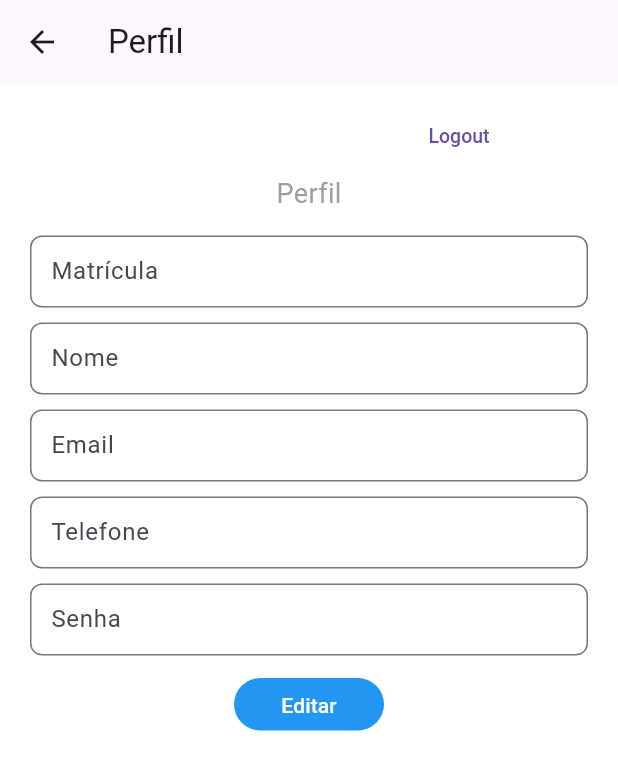
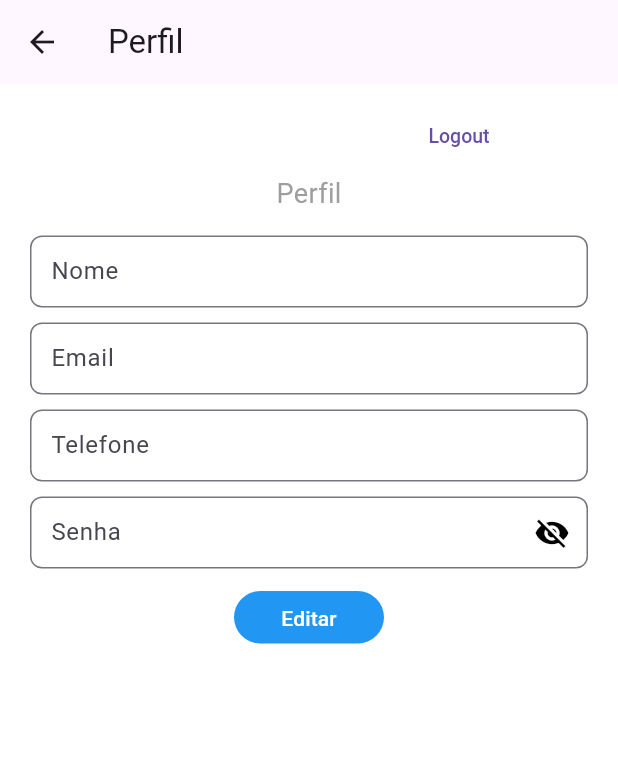
Before and after one commit to tognivini/lc-mobile-flutter, a Flutter app: the ProfileScreen screen opened directly, on a phone screen of 412 x 824 dp. Shown: the top 770 px of the screen. Run offline on Flutter 3.47's test engine with Material 3 defaults, Android fonts, the light colour scheme and no system bars; our stand-ins replace flutter_hooks; missing offline and left inert: testeapp.

Commit message:
update, new visible function password input

```diff
--- a/lib/src/pages/CommonPages/ProfileScreen.dart
+++ b/lib/src/pages/CommonPages/ProfileScreen.dart
@@ -11,6 +11,11 @@ class ProfileScreen extends StatefulWidget {
 
   @override
   State<ProfileScreen> createState() => _ProfileState();
+
+  @override
+  void initState() {
+    var _passwordVisible = false;
+  }
 }
 
 class _ProfileState extends State<ProfileScreen> {
@@ -19,6 +24,8 @@ class _ProfileState extends State<ProfileScreen> {
   TextEditingController emailController = TextEditingController();
   TextEditingController phoneController = TextEditingController();
   TextEditingController passController = TextEditingController();
+
+  var _passwordVisible = false;
 
   onLoadUser(decodedUser) async {
     print(decodedUser);
@@ -46,18 +53,13 @@ class _ProfileState extends State<ProfileScreen> {
 
     onLoadUser(decodedUser);
 
-    //   @override
-    // void initState() {
-    //   var _passwordVisible = false;
-    // }
-
     //   // {id: 75b7fab7-4f2e-4ff3-ab67-1f48b9940f50, status: 1, createdAt: 2024-04-19T00:30:22.401Z,
     //   // updatedAt: 2024-04-19T00:30:22.401Z, email: email, phoneNumber: (99) 99999-99999, name: user123, password: 12345,
 
     //   // userPermission: {id: f1b7f939-7587-40eb-ba8c-a49db0d69963, status: 1, createdAt: 2024-04-19T00:30:22.449Z,
     //   // updatedAt: 2024-04-19T00:30:22.449Z, userType: CLIENTE}}
 
-    bool _passwordVisible = false;
+    // bool _passwordVisible = false;
     return Scaffold(
         backgroundColor: Colors.white,
         appBar: AppBar(
@@ -91,26 +93,26 @@ class _ProfileState extends State<ProfileScreen> {
                 child: Text('Perfil',
                     style: TextStyle(color: Colors.grey, fontSize: 18)),
               ),
-              Padding(
-                padding: const EdgeInsets.only(
-                    top: 5, right: 20, bottom: 5, left: 20),
-                child: TextFormField(
-                  readOnly: true,
-                  keyboardType: TextInputType.name,
-                  controller: matriculaController,
-                  style: const TextStyle(
-                      fontWeight: FontWeight.normal, color: Colors.grey),
-                  decoration: InputDecoration(
-                    labelText: 'Matrícula',
-                    hintText: 'Matrícula',
-                    contentPadding:
-                        const EdgeInsets.only(top: 5, bottom: 5, left: 10),
-                    border: OutlineInputBorder(
-                        borderSide: const BorderSide(color: Colors.grey),
-                        borderRadius: BorderRadius.circular(8.0)),
-                  ),
-                ),
-              ),
+              // Padding(
+              //   padding: const EdgeInsets.only(
+              //       top: 5, right: 20, bottom: 5, left: 20),
+              //   child: TextFormField(
+              //     readOnly: true,
+              //     keyboardType: TextInputType.name,
+              //     controller: matriculaController,
+              //     style: const TextStyle(
+              //         fontWeight: FontWeight.normal, color: Colors.grey),
+              //     decoration: InputDecoration(
+              //       labelText: 'Matrícula',
+              //       hintText: 'Matrícula',
+              //       contentPadding:
+              //           const EdgeInsets.only(top: 5, bottom: 5, left: 10),
+              //       border: OutlineInputBorder(
+              //           borderSide: const BorderSide(color: Colors.grey),
+              //           borderRadius: BorderRadius.circular(8.0)),
+              //     ),
+              //   ),
+              // ),
               Padding(
                 padding: const EdgeInsets.only(
                     top: 5, right: 20, bottom: 5, left: 20),
@@ -171,39 +173,12 @@ class _ProfileState extends State<ProfileScreen> {
                   ),
                 ),
               ),
-              // Padding(
-              //     padding: const EdgeInsets.only(top: 0),
-              //     child: TextFormField(
-              //       keyboardType: TextInputType.text,
-              //       controller: passController,
-              //       obscureText:
-              //           !_passwordVisible, //This will obscure text dynamically
-              //       decoration: InputDecoration(
-              //         labelText: 'Password',
-              //         hintText: 'Enter your password',
-              //         // Here is key idea
-              //         suffixIcon: IconButton(
-              //           icon: Icon(
-              //             // Based on passwordVisible state choose the icon
-              //             _passwordVisible
-              //                 ? Icons.visibility
-              //                 : Icons.visibility_off,
-              //             color: Theme.of(context).primaryColorDark,
-              //           ),
-              //           onPressed: () {
-              //             // Update the state i.e. toogle the state of passwordVisible variable
-              //             setState(() {
-              //               _passwordVisible = !_passwordVisible;
-              //             });
-              //           },
-              //         ),
-              //       ),
-              //     )),
               Padding(
                 padding: const EdgeInsets.only(
                     top: 5, right: 20, bottom: 5, left: 20),
                 child: TextFormField(
                   keyboardType: TextInputType.visiblePassword,
+                  obscureText: !_passwordVisible, //This will obscu
                   controller: passController,
                   readOnly: true,
                   style: const TextStyle(
@@ -211,6 +186,21 @@ class _ProfileState extends State<ProfileScreen> {
                   decoration: InputDecoration(
                     labelText: 'Senha',
                     hintText: 'Digite uma senha válida por favor',
+                    suffixIcon: IconButton(
+                      icon: Icon(
+                        // Based on passwordVisible state choose the icon
+                        _passwordVisible
+                            ? Icons.visibility
+                            : Icons.visibility_off,
+                        color: Colors.black,
+                      ),
+                      onPressed: () {
+                        // Update the state i.e. toogle the state of passwordVisible variable
+                        setState(() {
+                          _passwordVisible = !_passwordVisible;
+                        });
+                      },
+                    ),
                     contentPadding:
                         const EdgeInsets.only(top: 5, bottom: 5, left: 10),
                     border: OutlineInputBorder(
@@ -232,13 +222,6 @@ class _ProfileState extends State<ProfileScreen> {
                             MaterialStateProperty.all<Color>(Colors.white),
                       ),
                       onPressed: () async {
-                        // print('userLogged');
-                        // print(userLogged);
-                        // var decodedUser = json.decode(userLogged.toString());
-                        // // resBody["email"] = pp['token'];
-                        // print('decodedUser');
-                        // print(decodedUser);
-                        // print(nameController.text);
                         // Navigator.of(context).pop();
                       },
                       child: const Text('Editar'),
```
